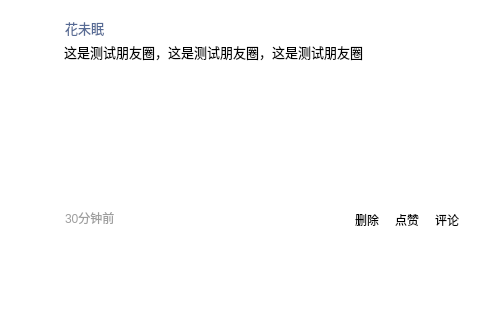
Above: view/PyqItem.ui from linhaojun857/cooper-im-client before the change. Below: the same form after it.
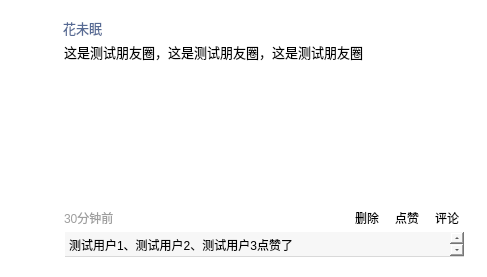
That is the form after the change. Icons and pictures are not drawn.

```diff
--- a/view/PyqItem.ui
+++ b/view/PyqItem.ui
@@ -7,7 +7,7 @@
     <x>0</x>
     <y>0</y>
     <width>487</width>
-    <height>330</height>
+    <height>277</height>
    </rect>
   </property>
   <property name="minimumSize">
@@ -51,7 +51,7 @@
   <widget class="QLabel" name="m_nicknameLabel">
    <property name="geometry">
     <rect>
-     <x>65</x>
+     <x>63</x>
      <y>20</y>
      <width>100</width>
      <height>16</height>
@@ -125,7 +125,7 @@
   <widget class="QLabel" name="m_timeLabel">
    <property name="geometry">
     <rect>
-     <x>65</x>
+     <x>64</x>
      <y>210</y>
      <width>100</width>
      <height>16</height>
@@ -144,7 +144,7 @@
      <x>427</x>
      <y>210</y>
      <width>40</width>
-     <height>20</height>
+     <height>16</height>
     </rect>
    </property>
    <property name="text">
@@ -157,7 +157,7 @@
      <x>387</x>
      <y>210</y>
      <width>40</width>
-     <height>20</height>
+     <height>16</height>
     </rect>
    </property>
    <property name="text">
@@ -168,11 +168,47 @@
    <property name="geometry">
     <rect>
      <x>65</x>
-     <y>230</y>
+     <y>232</y>
      <width>399</width>
-     <height>80</height>
+     <height>25</height>
     </rect>
    </property>
+   <property name="styleSheet">
+    <string notr="true">background-color: #f7f7f7;</string>
+   </property>
+   <widget class="QTextBrowser" name="m_likeListTextBrowser">
+    <property name="geometry">
+     <rect>
+      <x>0</x>
+      <y>0</y>
+      <width>399</width>
+      <height>25</height>
+     </rect>
+    </property>
+    <property name="styleSheet">
+     <string notr="true">border-bottom: 1px solid #d9d9d9;</string>
+    </property>
+    <property name="html">
+     <string>&lt;!DOCTYPE HTML PUBLIC &quot;-//W3C//DTD HTML 4.0//EN&quot; &quot;http://www.w3.org/TR/REC-html40/strict.dtd&quot;&gt;
+&lt;html&gt;&lt;head&gt;&lt;meta name=&quot;qrichtext&quot; content=&quot;1&quot; /&gt;&lt;meta charset=&quot;utf-8&quot; /&gt;&lt;style type=&quot;text/css&quot;&gt;
+p, li { white-space: pre-wrap; }
+hr { height: 1px; border-width: 0; }
+li.unchecked::marker { content: &quot;\2610&quot;; }
+li.checked::marker { content: &quot;\2612&quot;; }
+&lt;/style&gt;&lt;/head&gt;&lt;body style=&quot; font-family:'Microsoft YaHei UI'; font-size:9pt; font-weight:400; font-style:normal;&quot;&gt;
+&lt;p style=&quot; margin-top:0px; margin-bottom:0px; margin-left:0px; margin-right:0px; -qt-block-indent:0; text-indent:0px;&quot;&gt;测试用户1、测试用户2、测试用户3点赞了&lt;/p&gt;&lt;/body&gt;&lt;/html&gt;</string>
+    </property>
+   </widget>
+   <widget class="QWidget" name="m_commentInnerWidget" native="true">
+    <property name="geometry">
+     <rect>
+      <x>0</x>
+      <y>25</y>
+      <width>399</width>
+      <height>0</height>
+     </rect>
+    </property>
+   </widget>
   </widget>
   <widget class="QPushButton" name="m_deletePushButton">
    <property name="geometry">
@@ -180,7 +216,7 @@
      <x>347</x>
      <y>210</y>
      <width>40</width>
-     <height>20</height>
+     <height>16</height>
     </rect>
    </property>
    <property name="text">
```
